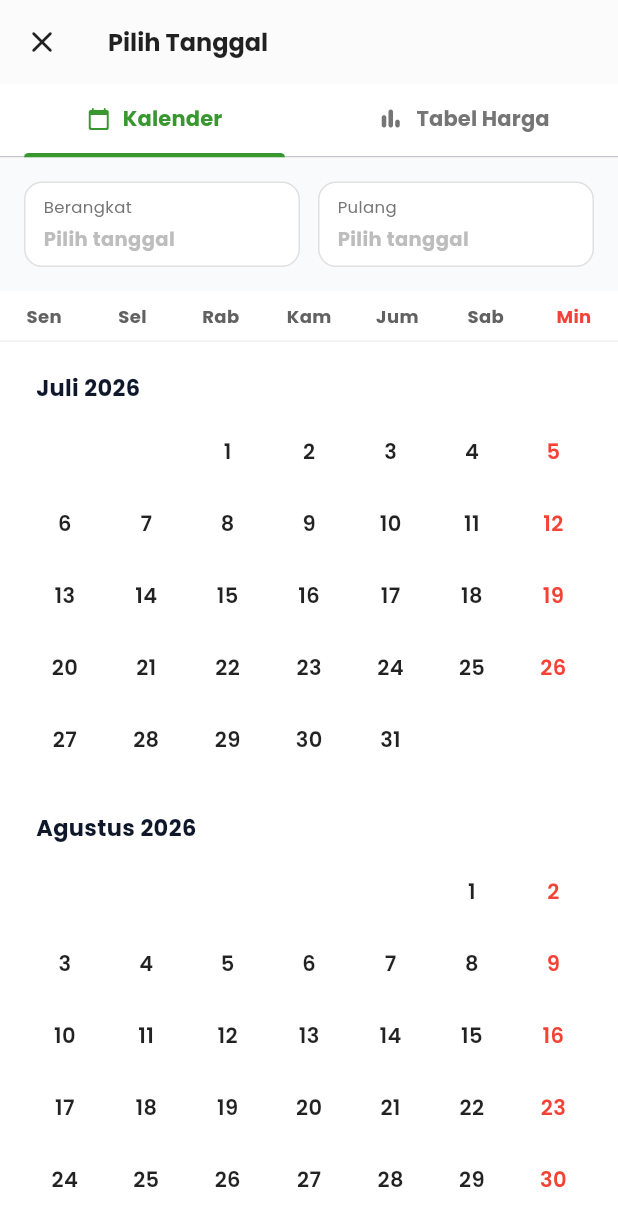
After one commit to yosualohestianh22-sketch/titiktemu, a Flutter app: the TravelokaDatePickerDialog screen opened directly, on a phone screen of 412 x 824 dp. The commit adds this screen. Shown: the top 1226 px of the screen. Run offline on Flutter 3.47's test engine with Material 3 defaults, Android fonts, the phone set to English and light mode, and no system bars; our stand-ins replace cloud_firestore, firebase_auth, firebase_core, flutter_map, google_fonts, image_picker and 3 more; accounts and stored records are empty.

Commit message:
style: implement custom traveloka date picker dialog with green range highlight and red sundays

```diff
--- a/lib/screens/itinerary/create_itinerary_screen.dart
+++ b/lib/screens/itinerary/create_itinerary_screen.dart
@@ -4,6 +4,7 @@ import 'package:provider/provider.dart';
 import 'package:titik_temu/providers/auth_provider.dart';
 import 'package:titik_temu/providers/itinerary_provider.dart';
 import 'package:titik_temu/screens/itinerary/select_places_screen.dart';
+import 'package:titik_temu/screens/itinerary/traveloka_date_picker.dart';
 import 'package:intl/intl.dart';
 
 // Formatter untuk menambahkan titik pemisah ribuan secara otomatis
@@ -50,45 +51,25 @@ class _CreateItineraryScreenState extends State<CreateItineraryScreen> {
   static const _gradientEnd = Color(0xFF4F46E5);
 
   Future<void> _pickDateRange() async {
-    final isDark = Theme.of(context).brightness == Brightness.dark;
-    final themePrimary = Theme.of(context).primaryColor;
-    final themeCardColor = Theme.of(context).cardColor;
-
-    final DateTimeRange? picked = await showDateRangePicker(
+    final DateTimeRange? picked = await showGeneralDialog<DateTimeRange>(
       context: context,
-      firstDate: DateTime.now(),
-      lastDate: DateTime.now().add(const Duration(days: 365 * 2)),
-      initialEntryMode: DatePickerEntryMode.calendarOnly,
-      builder: (context, child) {
-        return Theme(
-          data: Theme.of(context).copyWith(
-            colorScheme: isDark
-                ? ColorScheme.dark(
-                    primary: themePrimary,
-                    onPrimary: const Color(0xFF0F172A),
-                    secondary: themePrimary.withValues(alpha: 0.15),
-                    onSecondary: themePrimary,
-                    surface: themeCardColor,
-                    onSurface: Colors.white,
-                  )
-                : ColorScheme.light(
-                    primary: themePrimary,
-                    onPrimary: Colors.white,
-                    secondary: const Color(0xFFEEF2FF),
-                    onSecondary: themePrimary,
-                    surface: themeCardColor,
-                    onSurface: const Color(0xFF1E293B),
-                  ),
-            textButtonTheme: TextButtonThemeData(
-              style: TextButton.styleFrom(foregroundColor: themePrimary),
-            ),
-            dialogTheme: const DialogThemeData(
-              shape: RoundedRectangleBorder(
-                borderRadius: BorderRadius.all(Radius.circular(24)),
-              ),
-            ),
-          ),
-          child: child!,
+      barrierDismissible: true,
+      barrierLabel: 'TravelokaDatePicker',
+      barrierColor: Colors.black54,
+      transitionDuration: const Duration(milliseconds: 300),
+      pageBuilder: (context, anim1, anim2) {
+        return TravelokaDatePickerDialog(
+          initialStartDate: _startDate,
+          initialEndDate: _endDate,
+        );
+      },
+      transitionBuilder: (context, anim1, anim2, child) {
+        return SlideTransition(
+          position: Tween<Offset>(
+            begin: const Offset(0, 1),
+            end: Offset.zero,
+          ).animate(CurvedAnimation(parent: anim1, curve: Curves.easeOutQuad)),
+          child: child,
         );
       },
     );
--- /dev/null
+++ b/lib/screens/itinerary/traveloka_date_picker.dart
@@ -0,0 +1,595 @@
+import 'package:flutter/material.dart';
+import 'package:intl/intl.dart';
+
+class TravelokaDatePickerDialog extends StatefulWidget {
+  final DateTime? initialStartDate;
+  final DateTime? initialEndDate;
+
+  const TravelokaDatePickerDialog({
+    super.key,
+    this.initialStartDate,
+    this.initialEndDate,
+  });
+
+  @override
+  State<TravelokaDatePickerDialog> createState() => _TravelokaDatePickerDialogState();
+}
+
+class _TravelokaDatePickerDialogState extends State<TravelokaDatePickerDialog> with SingleTickerProviderStateMixin {
+  late TabController _tabController;
+  DateTime? _startDate;
+  DateTime? _endDate;
+  late List<DateTime> _months;
+
+  @override
+  void initState() {
+    super.initState();
+    _tabController = TabController(length: 2, vsync: this);
+    _startDate = widget.initialStartDate;
+    _endDate = widget.initialEndDate;
+
+    // Hasilkan daftar bulan: bulan ini + 11 bulan ke depan
+    final now = DateTime.now();
+    _months = List.generate(12, (index) {
+      return DateTime(now.year, now.month + index, 1);
+    });
+  }
+
+  @override
+  void dispose() {
+    _tabController.dispose();
+    super.dispose();
+  }
+
+  void _onDayTap(DateTime day) {
+    if (day.isBefore(DateTime(DateTime.now().year, DateTime.now().month, DateTime.now().day))) {
+      return; // Tidak bisa memilih hari kemarin
+    }
+
+    setState(() {
+      if (_startDate == null) {
+        _startDate = day;
+        _endDate = null;
+      } else if (_endDate == null) {
+        if (day.isBefore(_startDate!)) {
+          _startDate = day;
+        } else if (day.isAfter(_startDate!)) {
+          _endDate = day;
+        } else {
+          // Klik tanggal yang sama, reset
+          _startDate = null;
+        }
+      } else {
+        // Sudah ada keduanya, mulai seleksi baru
+        _startDate = day;
+        _endDate = null;
+      }
+    });
+  }
+
+  bool _isDaySelected(DateTime day) {
+    if (_startDate != null && _isSameDay(_startDate!, day)) return true;
+    if (_endDate != null && _isSameDay(_endDate!, day)) return true;
+    return false;
+  }
+
+  bool _isDayInRange(DateTime day) {
+    if (_startDate == null || _endDate == null) return false;
+    return day.isAfter(_startDate!) && day.isBefore(_endDate!);
+  }
+
+  bool _isSameDay(DateTime a, DateTime b) {
+    return a.year == b.year && a.month == b.month && a.day == b.day;
+  }
+
+  @override
+  Widget build(BuildContext context) {
+    final isDark = Theme.of(context).brightness == Brightness.dark;
+    const travelokaGreen = Color(0xFF38972E);
+
+    final showConfirmButton = _startDate != null && _endDate != null;
+    int totalNights = 0;
+    if (showConfirmButton) {
+      totalNights = _endDate!.difference(_startDate!).inDays;
+    }
+
+    return Scaffold(
+      backgroundColor: isDark ? const Color(0xFF0A0A14) : Colors.white,
+      appBar: AppBar(
+        backgroundColor: isDark ? const Color(0xFF16162A) : Colors.white,
+        elevation: 0.5,
+        leading: IconButton(
+          icon: Icon(Icons.close_rounded, color: isDark ? Colors.white : Colors.black87),
+          onPressed: () => Navigator.pop(context),
+        ),
+        title: Text(
+          'Pilih Tanggal',
+          style: TextStyle(
+            fontWeight: FontWeight.bold,
+            fontSize: 16,
+            color: isDark ? Colors.white : Colors.black87,
+          ),
+        ),
+        centerTitle: false,
+      ),
+      body: Column(
+        children: [
+          // 1. Tab Bar ala Traveloka
+          Container(
+            color: isDark ? const Color(0xFF16162A) : Colors.white,
+            child: TabBar(
+              controller: _tabController,
+              indicatorColor: travelokaGreen,
+              indicatorWeight: 3,
+              labelColor: travelokaGreen,
+              unselectedLabelColor: isDark ? Colors.grey[400] : Colors.grey[600],
+              labelStyle: const TextStyle(fontWeight: FontWeight.bold, fontSize: 14),
+              tabs: const [
+                Tab(
+                  child: Row(
+                    mainAxisAlignment: MainAxisAlignment.center,
+                    children: [
+                      Icon(Icons.calendar_today_rounded, size: 16),
+                      SizedBox(width: 8),
+                      Text('Kalender'),
+                    ],
+                  ),
+                ),
+                Tab(
+                  child: Row(
+                    mainAxisAlignment: MainAxisAlignment.center,
+                    children: [
+                      Icon(Icons.bar_chart_rounded, size: 18),
+                      SizedBox(width: 8),
+                      Text('Tabel Harga'),
+                    ],
+                  ),
+                ),
+              ],
+            ),
+          ),
+
+          // 2. Row Info Berangkat & Pulang ala Traveloka
+          Container(
+            padding: const EdgeInsets.all(16),
+            color: isDark ? const Color(0xFF0F0E17) : const Color(0xFFF9FAFB),
+            child: Row(
+              children: [
+                // Box Berangkat
+                Expanded(
+                  child: Container(
+                    padding: const EdgeInsets.symmetric(horizontal: 12, vertical: 8),
+                    decoration: BoxDecoration(
+                      color: isDark ? const Color(0xFF16162A) : Colors.white,
+                      borderRadius: BorderRadius.circular(12),
+                      border: Border.all(
+                        color: _startDate != null
+                            ? travelokaGreen
+                            : (isDark ? Colors.grey[800]! : Colors.grey[300]!),
+                        width: _startDate != null ? 1.5 : 1,
+                      ),
+                    ),
+                    child: Column(
+                      crossAxisAlignment: CrossAxisAlignment.start,
+                      children: [
+                        Text(
+                          'Berangkat',
+                          style: TextStyle(
+                            fontSize: 11,
+                            color: isDark ? Colors.grey[400] : Colors.grey[600],
+                          ),
+                        ),
+                        const SizedBox(height: 4),
+                        Text(
+                          _startDate != null
+                              ? DateFormat('EEE, d MMM yyyy', 'id_ID').format(_startDate!)
+                              : 'Pilih tanggal',
+                          style: TextStyle(
+                            fontSize: 13,
+                            fontWeight: FontWeight.bold,
+                            color: _startDate != null
+                                ? (isDark ? Colors.white : Colors.black87)
+                                : Colors.grey[400],
+                          ),
+                        ),
+                      ],
+                    ),
+                  ),
+                ),
+                const SizedBox(width: 12),
+                // Box Pulang
+                Expanded(
+                  child: Container(
+                    padding: const EdgeInsets.symmetric(horizontal: 12, vertical: 8),
+                    decoration: BoxDecoration(
+                      color: isDark ? const Color(0xFF16162A) : Colors.white,
+                      borderRadius: BorderRadius.circular(12),
+                      border: Border.all(
+                        color: _endDate != null
+                            ? travelokaGreen
+                            : (isDark ? Colors.grey[800]! : Colors.grey[300]!),
+                        width: _endDate != null ? 1.5 : 1,
+                      ),
+                    ),
+                    child: Column(
+                      crossAxisAlignment: CrossAxisAlignment.start,
+                      children: [
+                        Text(
+                          'Pulang',
+                          style: TextStyle(
+                            fontSize: 11,
+                            color: isDark ? Colors.grey[400] : Colors.grey[600],
+                          ),
+                        ),
+                        const SizedBox(height: 4),
+                        Text(
+                          _endDate != null
+                              ? DateFormat('EEE, d MMM yyyy', 'id_ID').format(_endDate!)
+                              : 'Pilih tanggal',
+                          style: TextStyle(
+                            fontSize: 13,
+                            fontWeight: FontWeight.bold,
+                            color: _endDate != null
+                                ? (isDark ? Colors.white : Colors.black87)
+                                : Colors.grey[400],
+                          ),
+                        ),
+                      ],
+                    ),
+                  ),
+                ),
+              ],
+            ),
+          ),
+
+          // 3. Grid Header Hari (Sen - Min, Minggu Merah)
+          Container(
+            padding: const EdgeInsets.symmetric(vertical: 8),
+            color: isDark ? const Color(0xFF16162A) : Colors.white,
+            child: Row(
+              mainAxisAlignment: MainAxisAlignment.spaceAround,
+              children: [
+                _buildDayHeader('Sen', false, isDark),
+                _buildDayHeader('Sel', false, isDark),
+                _buildDayHeader('Rab', false, isDark),
+                _buildDayHeader('Kam', false, isDark),
+                _buildDayHeader('Jum', false, isDark),
+                _buildDayHeader('Sab', false, isDark),
+                _buildDayHeader('Min', true, isDark), // Hari Minggu Merah
+              ],
+            ),
+          ),
+
+          // Divider tipis
+          Divider(
+            height: 1,
+            thickness: 1,
+            color: isDark ? Colors.grey[850]! : Colors.grey[200]!,
+          ),
+
+          // 4. List Kalender Vertikal
+          Expanded(
+            child: TabBarView(
+              controller: _tabController,
+              physics: const NeverScrollableScrollPhysics(), // Batasi tab agar tidak swipe sembarangan
+              children: [
+                // Tab 1: Kalender Scrollable
+                ListView.builder(
+                  padding: const EdgeInsets.symmetric(vertical: 8),
+                  itemCount: _months.length,
+                  itemBuilder: (context, index) {
+                    return _buildMonthSection(_months[index], isDark);
+                  },
+                ),
+                // Tab 2: Tabel Harga (Mock/Kosong)
+                Center(
+                  child: Column(
+                    mainAxisAlignment: MainAxisAlignment.center,
+                    children: [
+                      Icon(Icons.bar_chart_rounded, size: 64, color: travelokaGreen.withValues(alpha: 0.5)),
+                      const SizedBox(height: 16),
+                      Text(
+                        'Tabel Harga Belum Tersedia',
+                        style: TextStyle(
+                          fontSize: 15,
+                          fontWeight: FontWeight.bold,
+                          color: isDark ? Colors.white : Colors.black87,
+                        ),
+                      ),
+                      const SizedBox(height: 4),
+                      Text(
+                        'Fitur perbandingan harga tiket akan segera hadir.',
+                        style: TextStyle(
+                          fontSize: 12,
+                          color: isDark ? Colors.grey[400] : Colors.grey[600],
+                        ),
+                      ),
+                    ],
+                  ),
+                ),
+              ],
+            ),
+          ),
+
+          // 5. Bottom Navigation Confirmation Bar
+          if (showConfirmButton)
+            Container(
+              padding: const EdgeInsets.all(16),
+              decoration: BoxDecoration(
+                color: isDark ? const Color(0xFF16162A) : Colors.white,
+                boxShadow: [
+                  BoxShadow(
+                    color: Colors.black.withValues(alpha: 0.1),
+                    blurRadius: 10,
+                    offset: const Offset(0, -4),
+                  ),
+                ],
+              ),
+              child: SafeArea(
+                child: Row(
+                  children: [
+                    Expanded(
+                      child: Column(
+                        crossAxisAlignment: CrossAxisAlignment.start,
+                        mainAxisSize: MainAxisSize.min,
+                        children: [
+                          Text(
+                            '$totalNights Malam Perjalanan',
+                            style: const TextStyle(
+                              fontSize: 14,
+                              fontWeight: FontWeight.bold,
+                            ),
+                          ),
+                          const SizedBox(height: 2),
+                          Text(
+                            '${DateFormat('d MMM', 'id_ID').format(_startDate!)} - ${DateFormat('d MMM yyyy', 'id_ID').format(_endDate!)}',
+                            style: TextStyle(
+                              fontSize: 12,
+                              color: isDark ? Colors.grey[400] : Colors.grey[600],
+                            ),
+                          ),
+                        ],
+                      ),
+                    ),
+                    ElevatedButton(
+                      onPressed: () {
+                        Navigator.pop(
+                          context,
+                          DateTimeRange(start: _startDate!, end: _endDate!),
+                        );
+                      },
+                      style: ElevatedButton.styleFrom(
+                        backgroundColor: travelokaGreen,
+                        foregroundColor: Colors.white,
+                        padding: const EdgeInsets.symmetric(horizontal: 24, vertical: 12),
+                        shape: RoundedRectangleBorder(
+                          borderRadius: BorderRadius.circular(20),
+                        ),
+                      ),
+                      child: const Text(
+                        'Pilih Tanggal',
+                        style: TextStyle(fontWeight: FontWeight.bold),
+                      ),
+                    ),
+                  ],
+                ),
+              ),
+            ),
+        ],
+      ),
+    );
+  }
+
+  Widget _buildDayHeader(String label, bool isSunday, bool isDark) {
+    return SizedBox(
+      width: 40,
+      child: Center(
+        child: Text(
+          label,
+          style: TextStyle(
+            fontSize: 12,
+            fontWeight: FontWeight.bold,
+            color: isSunday
+                ? Colors.red
+                : (isDark ? Colors.grey[300] : Colors.grey[700]),
+          ),
+        ),
+      ),
+    );
+  }
+
+  Widget _buildMonthSection(DateTime monthDateTime, bool isDark) {
+    final year = monthDateTime.year;
+    final month = monthDateTime.month;
+    final monthName = DateFormat('MMMM yyyy', 'id_ID').format(monthDateTime);
+
+    // Hitung jumlah hari di bulan ini
+    final daysInMonth = DateTime(year, month + 1, 0).day;
+    // Hari pertama dalam seminggu (1 = Sen, ..., 7 = Min)
+    final firstDayWeekday = DateTime(year, month, 1).weekday;
+    // Offset untuk grid jika minggu dimulai dari hari Senin (index 0 = Sen, ..., 6 = Min)
+    final offset = (firstDayWeekday - 1) % 7;
+
+    List<Widget> dayWidgets = [];
+
+    // Tambah slot kosong sebelum tanggal 1
+    for (int i = 0; i < offset; i++) {
+      dayWidgets.add(const SizedBox(width: 40, height: 40));
+    }
+
+    // Tambah tanggal
+    final today = DateTime(DateTime.now().year, DateTime.now().month, DateTime.now().day);
+    for (int day = 1; day <= daysInMonth; day++) {
+      final currentDayDateTime = DateTime(year, month, day);
+      final isPast = currentDayDateTime.isBefore(today);
+      final weekdayIndex = (offset + day - 1) % 7;
+      final isSunday = weekdayIndex == 6; // Kolom paling kanan adalah hari Minggu
+
+      final isSelected = _isDaySelected(currentDayDateTime);
+      final isInRange = _isDayInRange(currentDayDateTime);
+
+      final isStartEndpoint = _startDate != null && _isSameDay(_startDate!, currentDayDateTime);
+      final isEndEndpoint = _endDate != null && _isSameDay(_endDate!, currentDayDateTime);
+
+      BoxDecoration? cellDecoration;
+      TextStyle textStyle = TextStyle(
+        fontSize: 14,
+        fontWeight: FontWeight.w600,
+        color: isPast
+            ? (isDark ? Colors.grey[800] : Colors.grey[300])
+            : (isSunday
+                ? Colors.red
+                : (isDark ? Colors.white : Colors.black87)),
+      );
+
+      const travelokaGreen = Color(0xFF38972E);
+      const travelokaLightGreen = Color(0xFFE8F5E9);
+
+      if (isSelected) {
+        cellDecoration = const BoxDecoration(
+          color: travelokaGreen,
+          shape: BoxShape.circle,
+        );
+        textStyle = const TextStyle(
+          fontSize: 14,
+          fontWeight: FontWeight.bold,
+          color: Colors.white,
+        );
+      } else if (isInRange) {
+        cellDecoration = BoxDecoration(
+          color: isDark ? const Color(0xFF1B3B24) : travelokaLightGreen,
+          borderRadius: BorderRadius.only(
+            topLeft: Radius.circular(day == 1 || weekdayIndex == 0 ? 20 : 0),
+            bottomLeft: Radius.circular(day == 1 || weekdayIndex == 0 ? 20 : 0),
+            topRight: Radius.circular(day == daysInMonth || weekdayIndex == 6 ? 20 : 0),
+            bottomRight: Radius.circular(day == daysInMonth || weekdayIndex == 6 ? 20 : 0),
+          ),
+        );
+        textStyle = TextStyle(
+          fontSize: 14,
+          fontWeight: FontWeight.w600,
+          color: isDark ? const Color(0xFF81C784) : travelokaGreen,
+        );
+      }
+
+      Widget cellChild = Center(
+        child: Text(
+          '$day',
+          style: textStyle,
+        ),
+      );
+
+      // Tambahkan efek sambungan hijau di pinggir endpoint jika rentang terpilih
+      if (isInRange || isSelected) {
+        if (_startDate != null && _endDate != null) {
+          double leftRadius = 0;
+          double rightRadius = 0;
+
+          if (isStartEndpoint) {
+            rightRadius = 20;
+          } else if (isEndEndpoint) {
+            leftRadius = 20;
+          }
+
+          // Render jembatan background hijau muda di belakang endpoint bulat
+          cellChild = Stack(
+            alignment: Alignment.center,
+            children: [
+              if (isStartEndpoint || isEndEndpoint)
+                Container(
+                  height: 40,
+                  margin: EdgeInsets.only(
+                    left: isEndEndpoint ? 0 : 20,
+                    right: isStartEndpoint ? 0 : 20,
+                  ),
+                  decoration: BoxDecoration(
+                    color: isDark ? const Color(0xFF1B3B24) : travelokaLightGreen,
+                    borderRadius: BorderRadius.only(
+                      topLeft: Radius.circular(leftRadius),
+                      bottomLeft: Radius.circular(leftRadius),
+                      topRight: Radius.circular(rightRadius),
+                      bottomRight: Radius.circular(rightRadius),
+                    ),
+                  ),
+                ),
+              Container(
+                width: 40,
+                height: 40,
+                decoration: cellDecoration,
+                child: Center(
+                  child: Text(
+                    '$day',
+                    style: textStyle,
+                  ),
+                ),
+              ),
+            ],
+          );
+        } else {
+          cellChild = Container(
+            width: 40,
+            height: 40,
+            decoration: cellDecoration,
+            child: cellChild,
+          );
+        }
+      } else {
+        cellChild = Container(
+          width: 40,
+          height: 40,
+          decoration: cellDecoration,
+          child: cellChild,
+        );
+      }
+
+      dayWidgets.add(
+        GestureDetector(
+          onTap: isPast ? null : () => _onDayTap(currentDayDateTime),
+          behavior: HitTestBehavior.opaque,
+          child: cellChild,
+        ),
+      );
+    }
+
+    // Hitung jumlah baris yang dibutuhkan
+    final totalCells = dayWidgets.length;
+    final rowCount = (totalCells / 7).ceil();
+
+    return Padding(
+      padding: const EdgeInsets.symmetric(horizontal: 16, vertical: 12),
+      child: Column(
+        crossAxisAlignment: CrossAxisAlignment.start,
+        children: [
+          Padding(
+            padding: const EdgeInsets.only(left: 8.0, bottom: 8.0),
+            child: Text(
+              monthName,
+              style: TextStyle(
+                fontSize: 15,
+                fontWeight: FontWeight.bold,
+                color: isDark ? Colors.white : const Color(0xFF0F172A),
+              ),
+            ),
+          ),
+          Column(
+            children: List.generate(rowCount, (rowIndex) {
+              return Padding(
+                padding: const EdgeInsets.symmetric(vertical: 4.0),
+                child: Row(
+                  mainAxisAlignment: MainAxisAlignment.spaceAround,
+                  children: List.generate(7, (colIndex) {
+                    final cellIndex = rowIndex * 7 + colIndex;
+                    if (cellIndex < totalCells) {
+                      return dayWidgets[cellIndex];
+                    }
+                    return const SizedBox(width: 40, height: 40);
+                  }),
+                ),
+              );
+            }),
+          ),
+        ],
+      ),
+    );
+  }
+}
```
